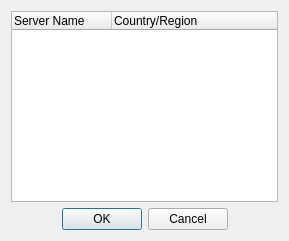
Above: src/gui/qt/gui_800x480/serverlistdialog_800x480.ui from pokerth/pokerth before the change. Below: the same form after it.
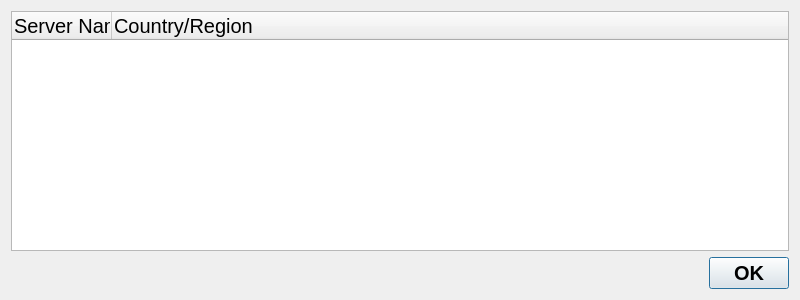
That is the form after the change.

Patch:
```diff
--- a/src/gui/qt/gui_800x480/serverlistdialog_800x480.ui
+++ b/src/gui/qt/gui_800x480/serverlistdialog_800x480.ui
@@ -6,45 +6,63 @@
    <rect>
     <x>0</x>
     <y>0</y>
-    <width>289</width>
-    <height>241</height>
+    <width>800</width>
+    <height>300</height>
    </rect>
   </property>
+  <property name="minimumSize">
+   <size>
+    <width>800</width>
+    <height>300</height>
+   </size>
+  </property>
+  <property name="maximumSize">
+   <size>
+    <width>800</width>
+    <height>300</height>
+   </size>
+  </property>
   <property name="windowTitle">
    <string>Server List</string>
   </property>
+  <property name="styleSheet">
+   <string notr="true">QObject {font: 20px}</string>
+  </property>
   <layout class="QGridLayout" name="gridLayout">
-   <item row="0" column="0">
-    <widget class="QTreeWidget" name="treeWidget_serverList">
-     <property name="alternatingRowColors">
-      <bool>true</bool>
-     </property>
-     <property name="rootIsDecorated">
-      <bool>false</bool>
-     </property>
-     <column>
-      <property name="text">
-       <string>Server Name</string>
-      </property>
-     </column>
-     <column>
-      <property name="text">
-       <string>Country/Region</string>
-      </property>
-     </column>
-    </widget>
-   </item>
    <item row="1" column="0">
     <widget class="QDialogButtonBox" name="buttonBox">
+     <property name="styleSheet">
+      <string notr="true">QObject {font: bold 20px}</string>
+     </property>
      <property name="orientation">
       <enum>Qt::Horizontal</enum>
      </property>
      <property name="standardButtons">
-      <set>QDialogButtonBox::Cancel|QDialogButtonBox::Ok</set>
+      <set>QDialogButtonBox::Ok</set>
      </property>
      <property name="centerButtons">
+      <bool>false</bool>
+     </property>
+    </widget>
+   </item>
+   <item row="0" column="0">
+    <widget class="QTreeWidget" name="treeWidget_serverList">
+     <property name="alternatingRowColors">
       <bool>true</bool>
      </property>
+     <property name="rootIsDecorated">
+      <bool>false</bool>
+     </property>
+     <column>
+      <property name="text">
+       <string>Server Name</string>
+      </property>
+     </column>
+     <column>
+      <property name="text">
+       <string>Country/Region</string>
+      </property>
+     </column>
     </widget>
    </item>
   </layout>
```
